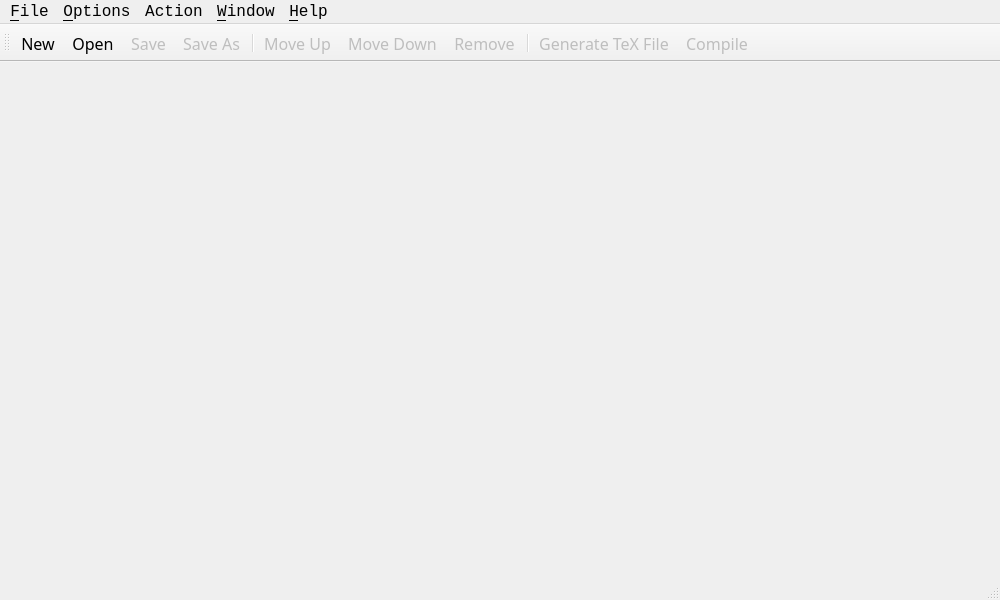
Qt form view/mainwindow.ui (Hailin-Jing/Bib2Book) before a commit.
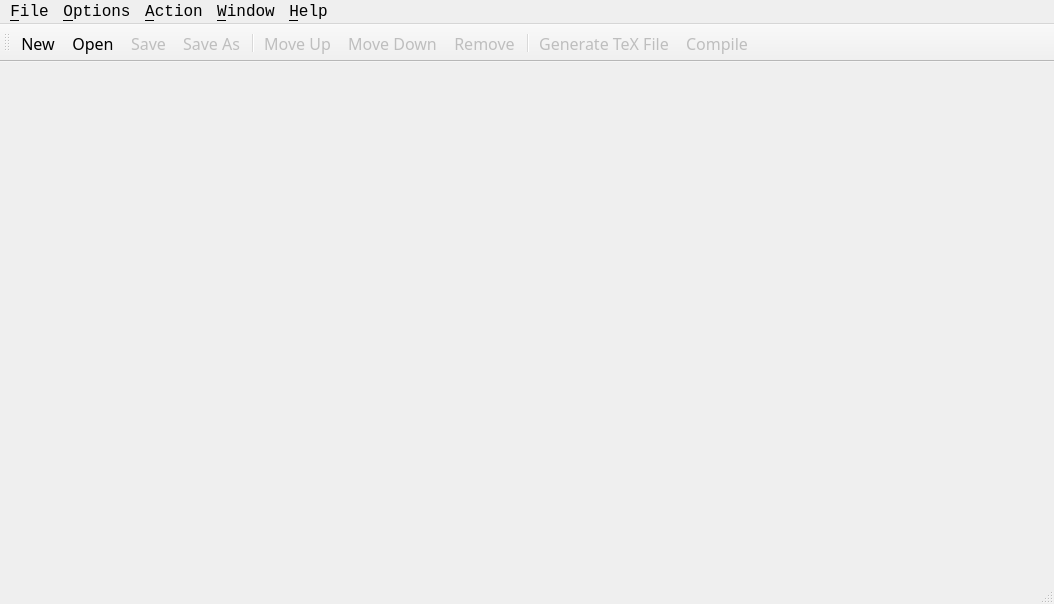
The same form after that commit. Icons and pictures are not drawn.

```diff
--- a/view/mainwindow.ui
+++ b/view/mainwindow.ui
@@ -6,8 +6,8 @@
    <rect>
     <x>0</x>
     <y>0</y>
-    <width>1000</width>
-    <height>600</height>
+    <width>1054</width>
+    <height>604</height>
    </rect>
   </property>
   <property name="minimumSize">
@@ -119,8 +119,8 @@
     <rect>
      <x>0</x>
      <y>0</y>
-     <width>1000</width>
-     <height>24</height>
+     <width>1054</width>
+     <height>28</height>
     </rect>
    </property>
    <property name="minimumSize">
@@ -212,7 +212,7 @@
    </widget>
    <widget class="QMenu" name="menuAction">
     <property name="title">
-     <string>Action</string>
+     <string>&amp;Action</string>
     </property>
     <addaction name="actionMove_Up"/>
     <addaction name="actionMove_Down"/>
```
